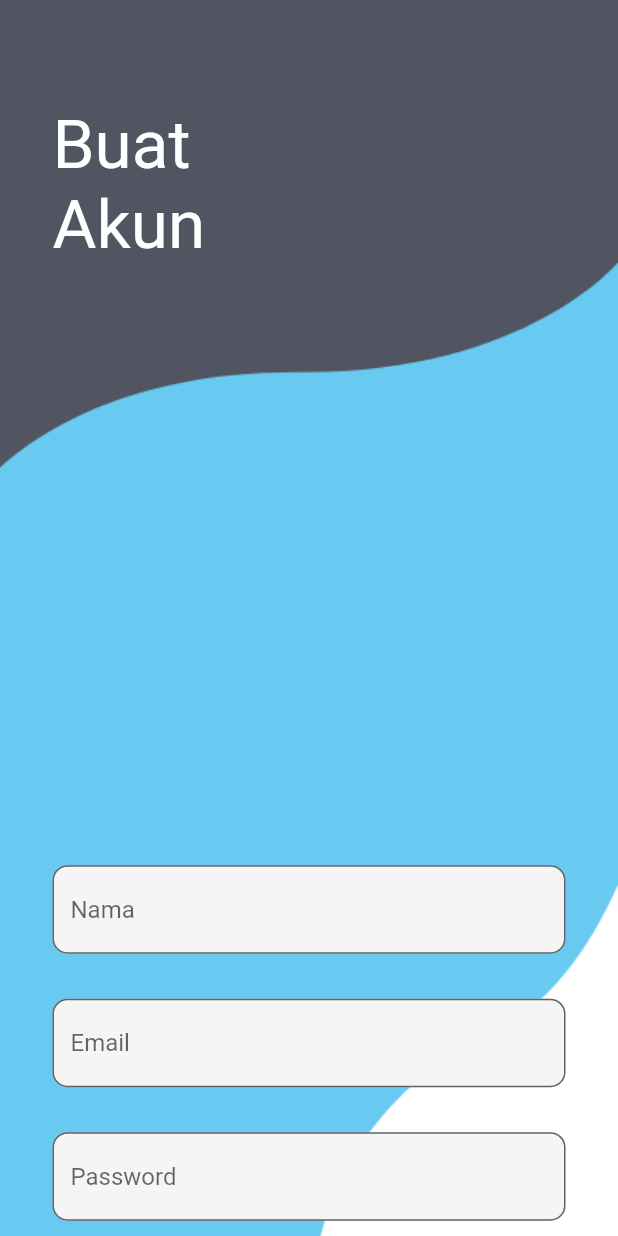
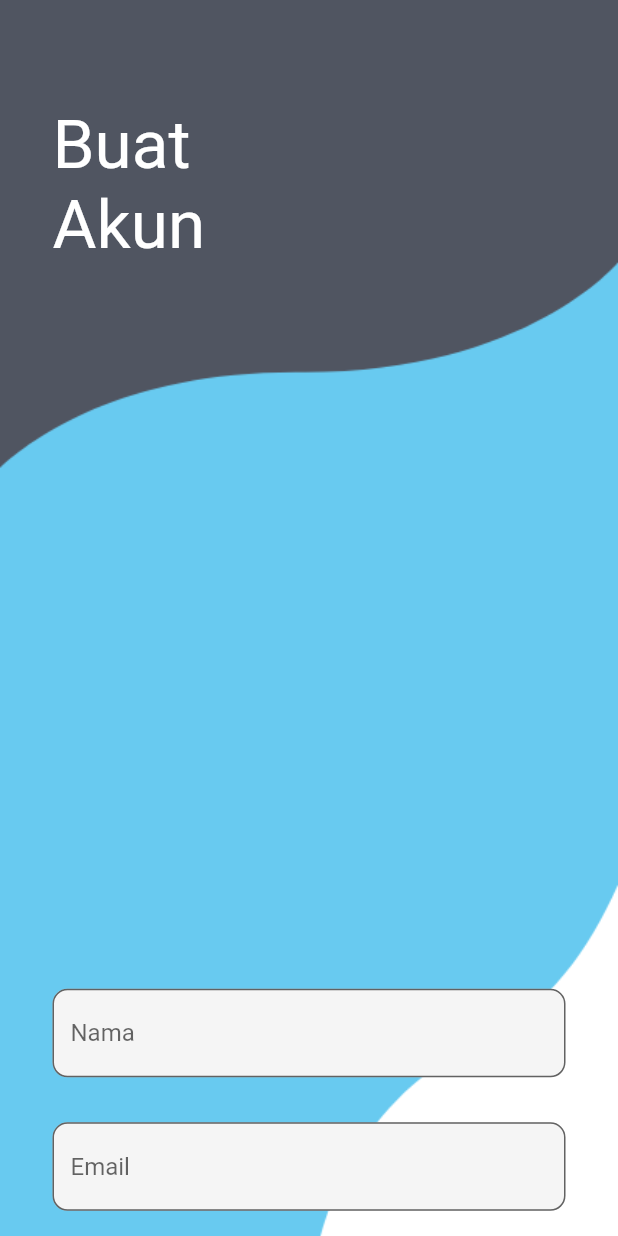
Before and after one commit to Politeknik-Banyuwangi/project-uas-project-uas-kel2-muhammad-royyan-aziz, a Flutter app: the MyRegister screen opened by its route, on a phone screen of 412 x 824 dp. Run offline on Flutter 3.47's test engine with Material 2 defaults, Android fonts, the phone set to English and light mode, and no system bars.

```diff
--- a/lib/register.dart
+++ b/lib/register.dart
@@ -25,7 +25,7 @@ class _MyRegisterState extends State<MyRegister> {
           ),
           SingleChildScrollView(
             child: Container(
-              padding: EdgeInsets.only(top: MediaQuery.of(context).size.height * 0.7, right: 35, left: 35),
+              padding: EdgeInsets.only(top: MediaQuery.of(context).size.height * 0.8, right: 35, left: 35),
               child: Column(
                 children: [
                   TextField(
```
Also changed, not shown: 1 other file.
